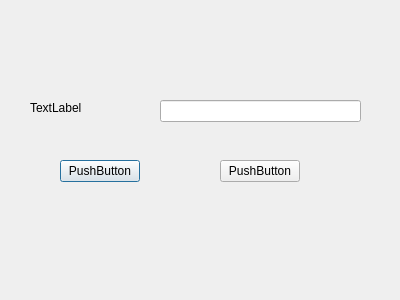
This is settingdialog.ui in CrazyKangaroo/ThinView as Qt 5 draws it before an edit. The edited form follows.
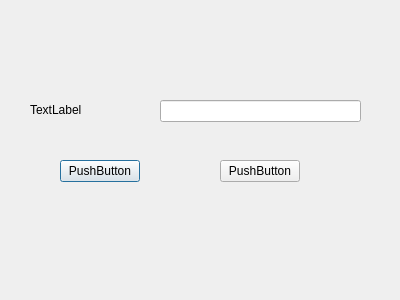
This is the edited form.

Diff of the .ui file:
```diff
--- a/settingdialog.ui
+++ b/settingdialog.ui
@@ -17,7 +17,7 @@
    <property name="geometry">
     <rect>
      <x>30</x>
-     <y>100</y>
+     <y>102</y>
      <width>111</width>
      <height>16</height>
     </rect>
```
Left out of the diff: 22 changed lines with no effect on the pictures.
